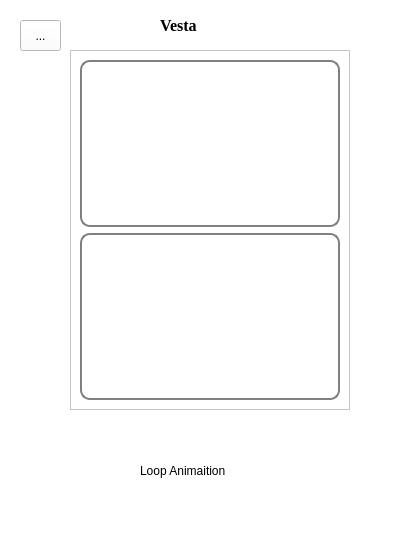
First picture: the form in test2.ui, repository ImBaeChoi/AI_contest, before the edit.
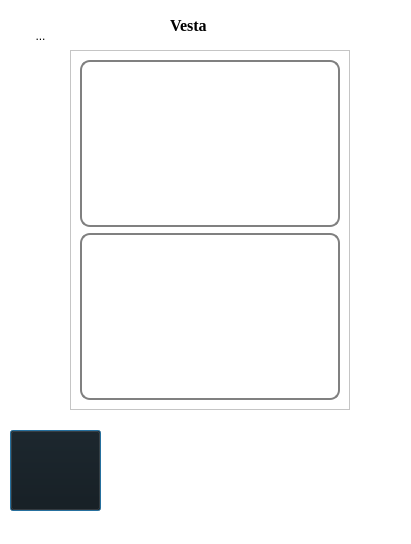
Second picture: the form after the edit. Icons and pictures are not drawn.

Patch:
```diff
--- a/test2.ui
+++ b/test2.ui
@@ -23,9 +23,9 @@
   <widget class="QLabel" name="program_name">
    <property name="geometry">
     <rect>
-     <x>160</x>
+     <x>170</x>
      <y>10</y>
-     <width>161</width>
+     <width>51</width>
      <height>31</height>
     </rect>
    </property>
@@ -37,6 +37,9 @@
      <bold>true</bold>
     </font>
    </property>
+   <property name="styleSheet">
+    <string notr="true">background: transparent; border: none;</string>
+   </property>
    <property name="text">
     <string>Vesta</string>
    </property>
@@ -50,6 +53,9 @@
      <height>31</height>
     </rect>
    </property>
+   <property name="styleSheet">
+    <string notr="true">background: transparent; border: none;</string>
+   </property>
    <property name="text">
     <string>...</string>
    </property>
@@ -61,31 +67,31 @@
   <widget class="QLabel" name="loopAni">
    <property name="geometry">
     <rect>
-     <x>140</x>
-     <y>420</y>
-     <width>101</width>
-     <height>101</height>
+     <x>170</x>
+     <y>430</y>
+     <width>75</width>
+     <height>75</height>
     </rect>
    </property>
+   <property name="styleSheet">
+    <string notr="true">background: transparent; /* 배경 투명 */
+    border-radius: 50px;</string>
+   </property>
    <property name="text">
-    <string>Loop Animaition</string>
+    <string/>
    </property>
   </widget>
   <widget class="QPushButton" name="hidden_mic_btn">
    <property name="geometry">
     <rect>
-     <x>150</x>
+     <x>10</x>
      <y>430</y>
      <width>91</width>
      <height>81</height>
     </rect>
    </property>
    <property name="styleSheet">
-    <string notr="true">QPushButton {
-    border: none;  /* 테두리 제거 */
-    background-color: transparent;  /* 배경을 투명하게 설정 */
-}
-</string>
+    <string notr="true">background-color: #111111</string>
    </property>
    <property name="text">
     <string/>
```
Left out of the diff: 4 changed lines with no effect on the pictures.
